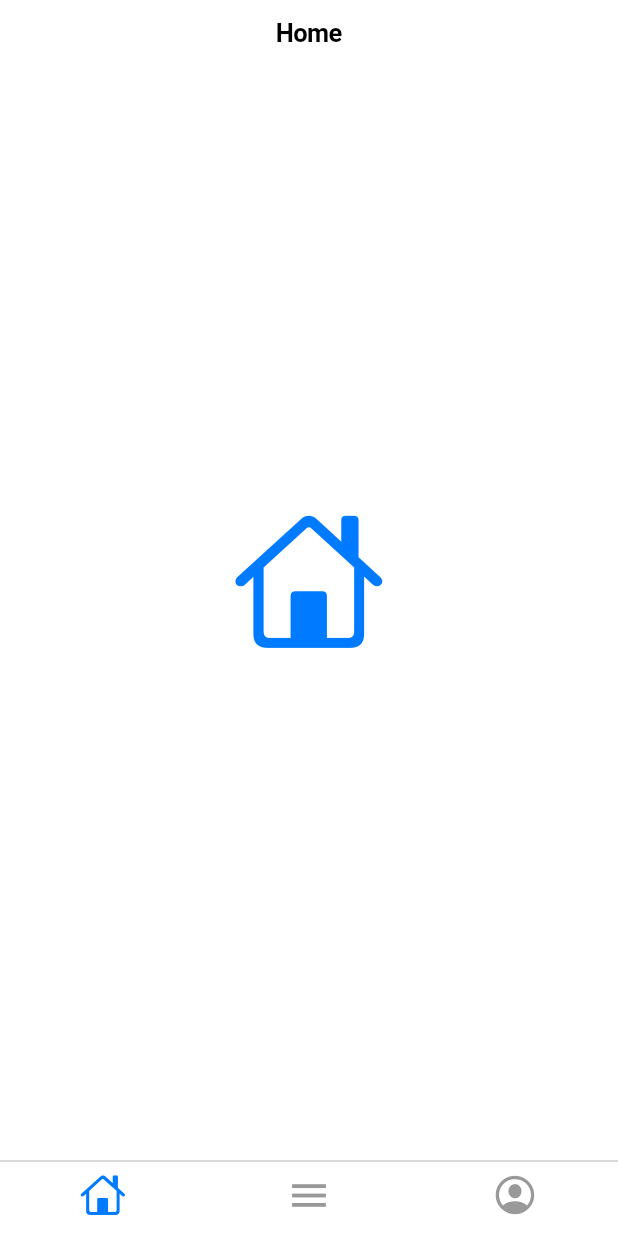
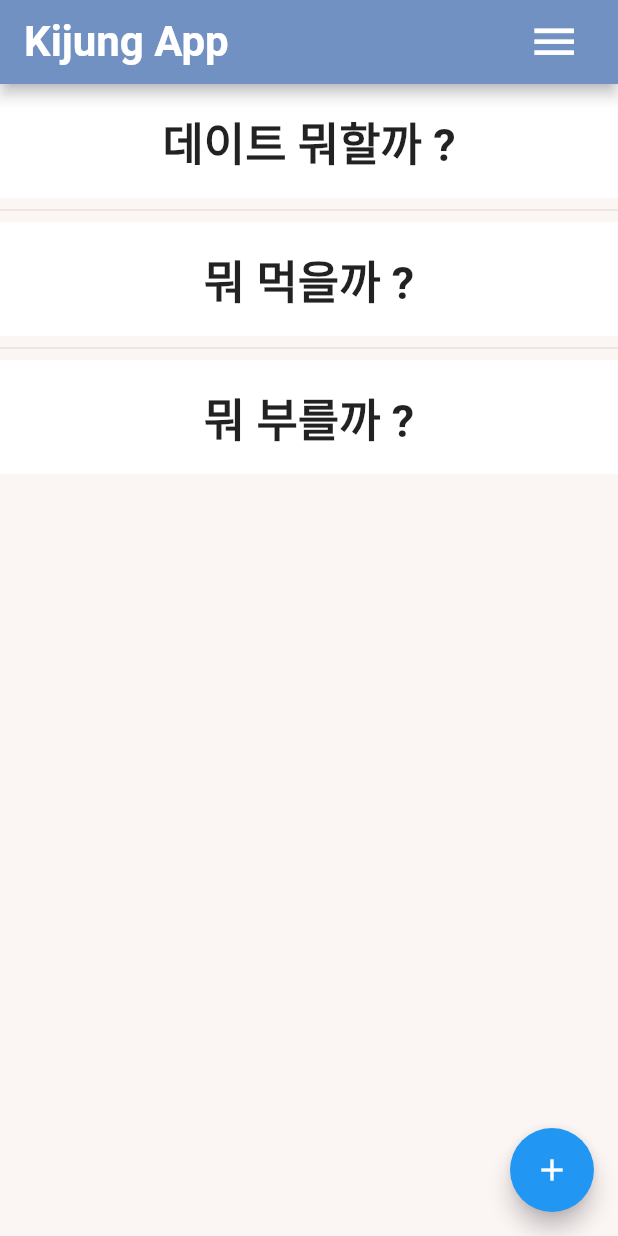
Before and after one commit to kkIIun/flutter_study, a Flutter app: the screen it shows after launch, on a phone screen of 412 x 824 dp. Run offline on Flutter 3.47's test engine with Material 2 defaults, Android fonts, the phone set to English and light mode, and no system bars.

Commit message:
feat: mainpage

```diff
--- a/lib/main.dart
+++ b/lib/main.dart
@@ -1,8 +1,6 @@
 import 'package:flutter/cupertino.dart';
 import 'package:flutter/material.dart';
-import 'AnimatedAlign.dart';
-import 'FadeTransition.dart';
-import 'mymainpage.dart';
+import 'mainpage.dart';
 
 void main() => runApp(MyApp(
     // initialRoute: '/',
@@ -20,9 +18,9 @@ class MyApp extends StatelessWidget {
 
   @override
   Widget build(BuildContext context) {
-    return CupertinoApp(
+    return MaterialApp(
       title: _title,
-      home: MyStatefulWidget(),
+      home: MainScreen(),
       debugShowCheckedModeBanner: false,
     );
   }
--- /dev/null
+++ b/lib/mainpage.dart
@@ -0,0 +1,75 @@
+import 'package:flutter/material.dart';
+import 'List.dart';
+
+class MainScreen extends StatefulWidget {
+  const MainScreen({Key? key}) : super(key: key);
+
+  @override
+  _MainScreen createState() => _MainScreen();
+}
+
+class _MainScreen extends State<MainScreen> {
+  int _count = 0;
+  final List<String> _lists = <String>['데이트 뭐할까 ?', '뭐 먹을까 ?', '뭐 부를까 ?'];
+
+  @override
+  Widget build(BuildContext build) {
+    return Scaffold(
+      appBar: AppBar(
+        actions: <Widget>[
+          IconButton(
+            onPressed: () => setState(() => _count++),
+            icon: Transform(
+              transform: Matrix4.translationValues(-20.0, 0.0, 0.0),
+              child: const Icon(
+                Icons.menu,
+                size: 35,
+              ),
+            ),
+          )
+        ],
+        centerTitle: false,
+        title: Text(
+          'Kijung App',
+          textAlign: TextAlign.left,
+          style: TextStyle(
+            fontSize: 28,
+            fontWeight: FontWeight.bold,
+          ),
+        ),
+        backgroundColor: Color(0xff7091C2),
+      ),
+      body: Container(
+        color: Color(0xffFBF5F4),
+        child: ListView.separated(
+            itemBuilder: (BuildContext context, int index) {
+              return Container(
+                decoration: new BoxDecoration(
+                    color: Colors.white,
+                    borderRadius:
+                        BorderRadius.all(const Radius.circular(40.0))),
+                height: 76,
+                width: 100,
+                color: Colors.white,
+                child: Center(
+                    child: Text(
+                  '${_lists[index]}',
+                  style: TextStyle(
+                    fontSize: 30,
+                    fontWeight: FontWeight.bold,
+                  ),
+                )),
+              );
+            },
+            separatorBuilder: (BuildContext context, int index) =>
+                const Divider(),
+            itemCount: _lists.length),
+      ),
+      floatingActionButton: FloatingActionButton(
+        onPressed: () => setState(() => _count++),
+        tooltip: 'list add',
+        child: const Icon(Icons.add),
+      ),
+    );
+  }
+}
```
Also changed, not shown: lib/List.dart (added), lib/detailPage.dart (added).
